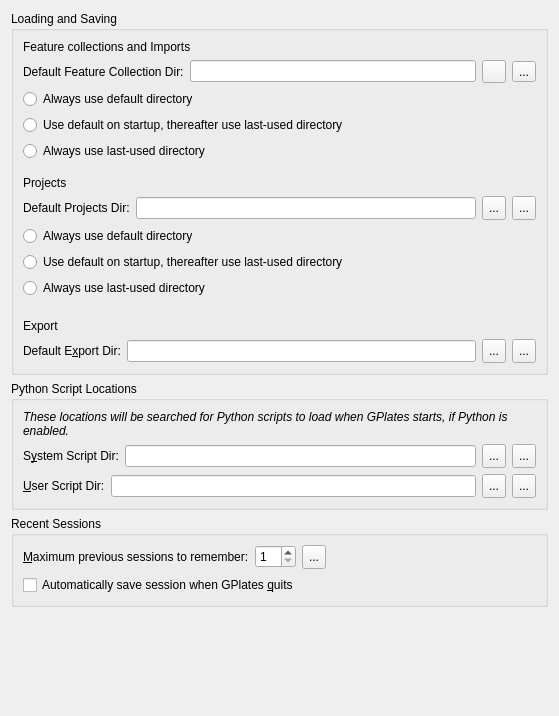
Before: the Qt Designer form src/qt-widgets/PreferencesPaneFilesUi.ui in GPlates/GPlates, drawn with Qt 5.
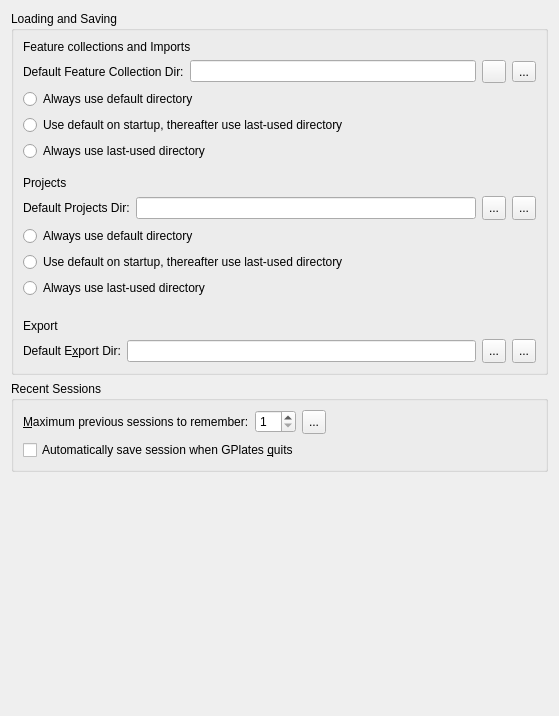
After: the same form once the commit is applied. Icons and pictures are not drawn.

Commit message: Delete the Preferences pane copy of the script locations

Patch:
```diff
--- a/src/qt-widgets/PreferencesPaneFilesUi.ui
+++ b/src/qt-widgets/PreferencesPaneFilesUi.ui
@@ -310,174 +310,6 @@
      </layout>
     </widget>
    </item>
-   <item>
-    <widget class="QGroupBox" name="groupbox_scripting">
-     <property name="title">
-      <string>Python Script Locations</string>
-     </property>
-     <layout class="QVBoxLayout" name="verticalLayout_3">
-      <item>
-       <widget class="QLabel" name="label_2">
-        <property name="font">
-         <font>
-          <italic>true</italic>
-         </font>
-        </property>
-        <property name="text">
-         <string>These locations will be searched for Python scripts to load when GPlates starts, if Python is enabled.</string>
-        </property>
-        <property name="wordWrap">
-         <bool>true</bool>
-        </property>
-       </widget>
-      </item>
-      <item>
-       <layout class="QHBoxLayout" name="horizontalLayout_3">
-        <item>
-         <widget class="QLabel" name="label_4">
-          <property name="text">
-           <string>S&amp;ystem Script Dir:</string>
-          </property>
-          <property name="buddy">
-           <cstring>lineedit_default_export_dir</cstring>
-          </property>
-         </widget>
-        </item>
-        <item>
-         <widget class="QLineEdit" name="lineedit_python_system_script_dir"/>
-        </item>
-        <item>
-         <widget class="QToolButton" name="toolbutton_choose_python_system_script_dir">
-          <property name="sizePolicy">
-           <sizepolicy hsizetype="Minimum" vsizetype="Minimum">
-            <horstretch>0</horstretch>
-            <verstretch>0</verstretch>
-           </sizepolicy>
-          </property>
-          <property name="minimumSize">
-           <size>
-            <width>24</width>
-            <height>24</height>
-           </size>
-          </property>
-          <property name="text">
-           <string>...</string>
-          </property>
-          <property name="icon">
-           <iconset resource="../qt-resources/qt_resources.qrc">
-            <normaloff>:/gnome_folder_16.png</normaloff>:/gnome_folder_16.png</iconset>
-          </property>
-         </widget>
-        </item>
-        <item>
-         <widget class="QToolButton" name="toolbutton_reset_python_system_script_dir">
-          <property name="sizePolicy">
-           <sizepolicy hsizetype="Minimum" vsizetype="Minimum">
-            <horstretch>0</horstretch>
-            <verstretch>0</verstretch>
-           </sizepolicy>
-          </property>
-          <property name="minimumSize">
-           <size>
-            <width>24</width>
-            <height>24</height>
-           </size>
-          </property>
-          <property name="toolTip">
-           <string>Reset to default value</string>
-          </property>
-          <property name="text">
-           <string>...</string>
-          </property>
-          <property name="icon">
-           <iconset resource="../qt-resources/qt_resources.qrc">
-            <normaloff>:/tango_undo_16.png</normaloff>:/tango_undo_16.png</iconset>
-          </property>
-          <property name="iconSize">
-           <size>
-            <width>16</width>
-            <height>16</height>
-           </size>
-          </property>
-         </widget>
-        </item>
-       </layout>
-      </item>
-      <item>
-       <layout class="QHBoxLayout" name="horizontalLayout_4">
-        <item>
-         <widget class="QLabel" name="label_5">
-          <property name="text">
-           <string>&amp;User Script Dir:</string>
-          </property>
-          <property name="buddy">
-           <cstring>lineedit_default_export_dir</cstring>
-          </property>
-         </widget>
-        </item>
-        <item>
-         <widget class="QLineEdit" name="lineedit_python_user_script_dir"/>
-        </item>
-        <item>
-         <widget class="QToolButton" name="toolbutton_choose_python_user_script_dir">
-          <property name="sizePolicy">
-           <sizepolicy hsizetype="Minimum" vsizetype="Minimum">
-            <horstretch>0</horstretch>
-            <verstretch>0</verstretch>
-           </sizepolicy>
-          </property>
-          <property name="minimumSize">
-           <size>
-            <width>24</width>
-            <height>24</height>
-           </size>
-          </property>
-          <property name="text">
-           <string>...</string>
-          </property>
-          <property name="icon">
-           <iconset resource="../qt-resources/qt_resources.qrc">
-            <normaloff>:/gnome_folder_16.png</normaloff>:/gnome_folder_16.png</iconset>
-          </property>
-         </widget>
-        </item>
-        <item>
-         <widget class="QToolButton" name="toolbutton_reset_python_user_script_dir">
-          <property name="sizePolicy">
-           <sizepolicy hsizetype="Minimum" vsizetype="Minimum">
-            <horstretch>0</horstretch>
-            <verstretch>0</verstretch>
-           </sizepolicy>
-          </property>
-          <property name="minimumSize">
-           <size>
-            <width>24</width>
-            <height>24</height>
-           </size>
-          </property>
-          <property name="toolTip">
-           <string>Reset to default value</string>
-          </property>
-          <property name="text">
-           <string>...</string>
-          </property>
-          <property name="icon">
-           <iconset resource="../qt-resources/qt_resources.qrc">
-            <normaloff>:/tango_undo_16.png</normaloff>:/tango_undo_16.png</iconset>
-          </property>
-          <property name="iconSize">
-           <size>
-            <width>16</width>
-            <height>16</height>
-           </size>
-          </property>
-         </widget>
-        </item>
-       </layout>
-      </item>
-     </layout>
-    </widget>
-   </item>
    <item>
     <widget class="QGroupBox" name="groupbox_recent_sessions">
      <property name="title">
```
The commit also changes 1 other file.
